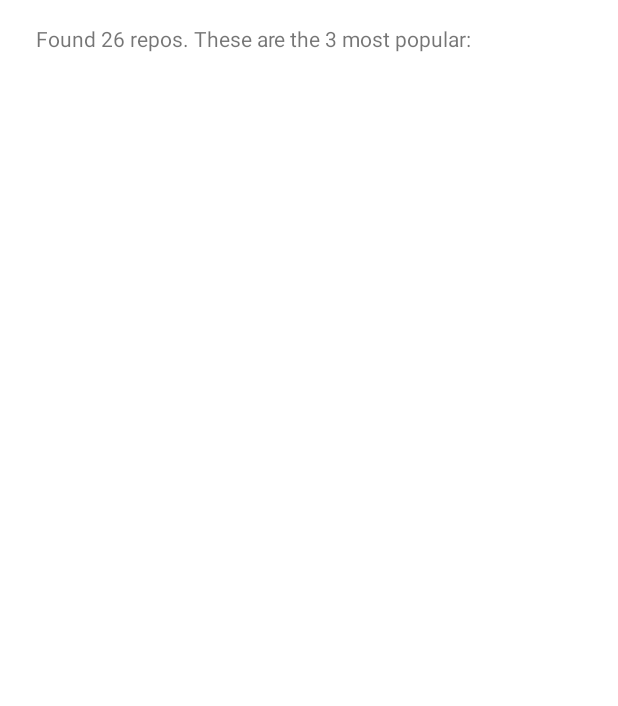
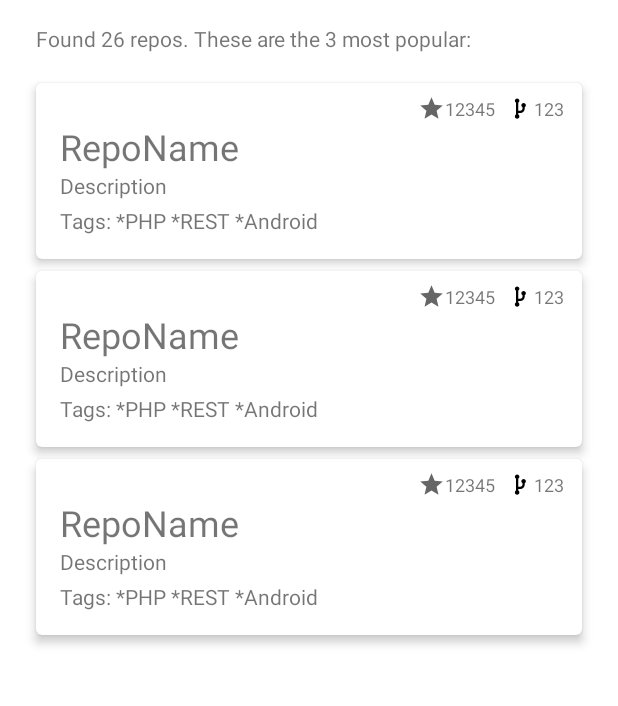
Before and after one commit to bderoo121/GHubSearch, an Android app: the layout activity_search.xml on its own in the app's theme, with its tools: preview values and no code run, on a phone screen of 412 x 824 dp, the part 497-1203 px from its top. Run offline under Robolectric (Android 15) with nearby library versions, the phone set to English and light mode, and no system bars; network calls fail.

Commit message:
Show the repo search results

```diff
--- a/app/src/main/java/com/bderoo/ghubsearch/screens/search/SearchActivity.kt
+++ b/app/src/main/java/com/bderoo/ghubsearch/screens/search/SearchActivity.kt
@@ -9,6 +9,7 @@ import android.widget.TextView
 import androidx.activity.viewModels
 import androidx.appcompat.app.AppCompatActivity
 import androidx.core.widget.doAfterTextChanged
+import androidx.recyclerview.widget.RecyclerView
 import com.bderoo.ghubsearch.R
 import com.bderoo.ghubsearch.util.getString
 
@@ -44,5 +45,13 @@ class SearchActivity : AppCompatActivity() {
         viewModel.searchResultDescription.observe(this, { description ->
             resultsDescription.text = getString(description)
         })
+
+        val repoList = findViewById<RecyclerView>(R.id.repo_list)
+        val repoAdapter = SearchResultAdapter(
+            itemClickListener = { repo -> viewModel.onRepoSelected(repo) })
+        repoList.adapter = repoAdapter
+        viewModel.displayedRepos.observe(this, { repos ->
+            repoAdapter.setResults(repos)
+        })
     }
 }
--- /dev/null
+++ b/app/src/main/java/com/bderoo/ghubsearch/screens/search/SearchResultAdapter.kt
@@ -0,0 +1,58 @@
+package com.bderoo.ghubsearch.screens.search
+
+import android.annotation.SuppressLint
+import android.view.LayoutInflater
+import android.view.View
+import android.view.ViewGroup
+import android.widget.TextView
+import androidx.recyclerview.widget.RecyclerView
+import com.bderoo.ghubsearch.R
+import com.bderoo.ghubsearch.service.Repo
+
+class SearchResultAdapter(private val itemClickListener: (Repo) -> Unit) :
+    RecyclerView.Adapter<SearchResultAdapter.RepoViewHolder>() {
+    private var results: List<Repo> = emptyList()
+
+    @SuppressLint("NotifyDataSetChanged")
+    fun setResults(searchResults: List<Repo>) {
+        results = searchResults
+        notifyDataSetChanged()
+    }
+
+    override fun onCreateViewHolder(parent: ViewGroup, viewType: Int): RepoViewHolder {
+        val view = LayoutInflater.from(parent.context)
+            .inflate(R.layout.list_item_search_repo, parent, false)
+        return RepoViewHolder(view)
+    }
+
+    override fun onBindViewHolder(holder: RepoViewHolder, position: Int) {
+        holder.bind(results[position])
+    }
+
+    override fun getItemCount(): Int = results.size
+
+    inner class RepoViewHolder(itemView: View) : RecyclerView.ViewHolder(itemView) {
+        private val repoName: TextView = itemView.findViewById(R.id.repo_name)
+        private val repoDescription: TextView = itemView.findViewById(R.id.repo_description)
+        private val starCount: TextView = itemView.findViewById(R.id.repo_star_count)
+        private val forkCount: TextView = itemView.findViewById(R.id.repo_fork_count)
+        private val tags: TextView = itemView.findViewById(R.id.repo_tags)
+
+        fun bind(repo: Repo) {
+            repoName.text = repo.name
+            repoDescription.text = repo.description
+            starCount.text = repo.stargazers_count.toString()
+            forkCount.text = repo.forks_count.toString()
+            if (repo.topics.isEmpty()) {
+                tags.visibility = View.GONE
+            } else {
+                val formattedTags = repo.topics.joinToString(separator = "  ") { topic ->
+                    itemView.context.getString(R.string.bulleted_text, topic)
+                }
+                tags.text = itemView.context.getString(R.string.tag_list, formattedTags)
+                tags.visibility = View.VISIBLE
+            }
+            itemView.setOnClickListener { itemClickListener(repo) }
+        }
+    }
+}
--- a/app/src/main/java/com/bderoo/ghubsearch/screens/search/SearchViewModel.kt
+++ b/app/src/main/java/com/bderoo/ghubsearch/screens/search/SearchViewModel.kt
@@ -62,6 +62,10 @@ class SearchViewModel : BaseViewModel() {
     fun onCloseErrorModal() {
         networkState.value = NetworkState.NONE
     }
+
+    fun onRepoSelected(repo: Repo) {
+        // TODO
+    }
 }
 
 // TODO: Extract to a general-use models file
--- /dev/null
+++ b/app/src/main/res/drawable/ic_forks.xml
@@ -0,0 +1,9 @@
+<vector xmlns:android="http://schemas.android.com/apk/res/android"
+    android:width="18dp"
+    android:height="18dp"
+    android:viewportWidth="24"
+    android:viewportHeight="24">
+    <path
+        android:fillColor="#000000"
+        android:pathData="M7,5C7,3.8954 7.8954,3 9,3C10.1046,3 11,3.8954 11,5C11,5.7403 10.5978,6.3866 10,6.7324V14.0396H11.7915C12.8961,14.0396 13.7915,13.1441 13.7915,12.0396V10.7838C13.1823,10.4411 12.7708,9.7884 12.7708,9.0395C12.7708,7.935 13.6662,7.0395 14.7708,7.0395C15.8753,7.0395 16.7708,7.935 16.7708,9.0395C16.7708,9.7712 16.3778,10.4111 15.7915,10.7598V12.0396C15.7915,14.2487 14.0006,16.0396 11.7915,16.0396H10V17.2676C10.5978,17.6134 11,18.2597 11,19C11,20.1046 10.1046,21 9,21C7.8954,21 7,20.1046 7,19C7,18.2597 7.4022,17.6134 8,17.2676V6.7324C7.4022,6.3866 7,5.7403 7,5Z" />
+</vector>
--- /dev/null
+++ b/app/src/main/res/drawable/ic_star.xml
@@ -0,0 +1,10 @@
+<vector xmlns:android="http://schemas.android.com/apk/res/android"
+    android:width="18dp"
+    android:height="18dp"
+    android:tint="?attr/colorControlNormal"
+    android:viewportWidth="24"
+    android:viewportHeight="24">
+    <path
+        android:fillColor="@android:color/white"
+        android:pathData="M12,17.27L18.18,21l-1.64,-7.03L22,9.24l-7.19,-0.61L12,2 9.19,8.63 2,9.24l5.46,4.73L5.82,21z" />
+</vector>
--- a/app/src/main/res/layout-land/activity_search.xml
+++ b/app/src/main/res/layout-land/activity_search.xml
@@ -125,10 +125,15 @@
         android:layout_width="0dp"
         android:layout_height="0dp"
         android:layout_marginTop="16dp"
+        android:orientation="vertical"
+        android:paddingHorizontal="16dp"
+        app:layoutManager="androidx.recyclerview.widget.LinearLayoutManager"
         app:layout_constraintBottom_toBottomOf="parent"
         app:layout_constraintEnd_toEndOf="parent"
         app:layout_constraintStart_toEndOf="@id/search_pane"
-        app:layout_constraintTop_toBottomOf="@id/search_results_description" />
+        app:layout_constraintTop_toBottomOf="@id/search_results_description"
+        tools:itemCount="3"
+        tools:listitem="@layout/list_item_search_repo" />
 
     <FrameLayout
         android:id="@+id/loading_indicator_container"
--- a/app/src/main/res/layout/activity_search.xml
+++ b/app/src/main/res/layout/activity_search.xml
@@ -103,10 +103,15 @@
         android:layout_width="0dp"
         android:layout_height="0dp"
         android:layout_marginTop="16dp"
+        android:orientation="vertical"
+        android:paddingHorizontal="16dp"
+        app:layoutManager="androidx.recyclerview.widget.LinearLayoutManager"
         app:layout_constraintBottom_toBottomOf="parent"
         app:layout_constraintEnd_toEndOf="parent"
         app:layout_constraintStart_toStartOf="parent"
-        app:layout_constraintTop_toBottomOf="@id/search_results_description" />
+        app:layout_constraintTop_toBottomOf="@id/search_results_description"
+        tools:itemCount="3"
+        tools:listitem="@layout/list_item_search_repo" />
 
     <!-- TODO This could be extracted into its own include file -->
     <FrameLayout
--- /dev/null
+++ b/app/src/main/res/layout/list_item_search_repo.xml
@@ -0,0 +1,80 @@
+<?xml version="1.0" encoding="utf-8"?>
+<com.google.android.material.card.MaterialCardView xmlns:android="http://schemas.android.com/apk/res/android"
+    xmlns:app="http://schemas.android.com/apk/res-auto"
+    xmlns:tools="http://schemas.android.com/tools"
+    android:layout_width="match_parent"
+    app:cardElevation="4dp"
+    android:layout_height="wrap_content"
+    android:layout_marginHorizontal="8dp"
+    android:layout_marginVertical="4dp">
+
+    <androidx.constraintlayout.widget.ConstraintLayout
+        android:layout_width="match_parent"
+        android:layout_height="wrap_content"
+        android:paddingHorizontal="8dp"
+        android:paddingTop="8dp"
+        android:paddingBottom="16dp">
+
+        <TextView
+            android:id="@+id/repo_name"
+            android:layout_width="wrap_content"
+            android:layout_height="wrap_content"
+            android:layout_marginHorizontal="8dp"
+            android:lines="1"
+            android:textSize="24sp"
+            app:layout_constrainedWidth="true"
+            app:layout_constraintEnd_toEndOf="parent"
+            app:layout_constraintHorizontal_bias="0.0"
+            app:layout_constraintStart_toStartOf="parent"
+            app:layout_constraintTop_toBottomOf="@id/repo_star_count"
+            tools:text="RepoName" />
+
+        <TextView
+            android:id="@+id/repo_description"
+            android:layout_width="wrap_content"
+            android:layout_height="wrap_content"
+            android:layout_marginHorizontal="8dp"
+            android:maxLines="2"
+            app:layout_constrainedWidth="true"
+            app:layout_constraintEnd_toEndOf="parent"
+            app:layout_constraintHorizontal_bias="0.0"
+            app:layout_constraintStart_toStartOf="parent"
+            app:layout_constraintTop_toBottomOf="@id/repo_name"
+            tools:text="Description" />
+
+        <TextView
+            android:id="@+id/repo_tags"
+            android:layout_width="wrap_content"
+            android:layout_height="wrap_content"
+            android:layout_marginHorizontal="8dp"
+            android:layout_marginTop="4dp"
+            app:layout_constraintStart_toStartOf="parent"
+            app:layout_constraintTop_toBottomOf="@id/repo_description"
+            tools:text="Tags: *PHP *REST *Android" />
+
+        <TextView
+            android:id="@+id/repo_star_count"
+            android:layout_width="wrap_content"
+            android:layout_height="wrap_content"
+            android:gravity="center_vertical"
+            android:paddingHorizontal="4dp"
+            android:textSize="12sp"
+            app:drawableStartCompat="@drawable/ic_star"
+            app:layout_constraintEnd_toStartOf="@id/repo_fork_count"
+            app:layout_constraintTop_toTopOf="parent"
+            tools:text="12345" />
+
+        <TextView
+            android:id="@+id/repo_fork_count"
+            android:layout_width="wrap_content"
+            android:layout_height="wrap_content"
+            android:gravity="center_vertical"
+            android:paddingHorizontal="4dp"
+            android:textSize="12sp"
+            app:drawableStartCompat="@drawable/ic_forks"
+            app:layout_constraintEnd_toEndOf="parent"
+            app:layout_constraintTop_toTopOf="parent"
+            tools:text="123" />
+
+    </androidx.constraintlayout.widget.ConstraintLayout>
+</com.google.android.material.card.MaterialCardView>
--- a/app/src/main/res/values/strings.xml
+++ b/app/src/main/res/values/strings.xml
@@ -1,5 +1,6 @@
 <resources>
     <string name="app_name">GHubSearch</string>
+    <string name="bulleted_text">• %s</string>
     <string name="cd_error_modal">Error</string>
     <string name="cd_loading">Loading</string>
     <string name="general_string">%s</string>
@@ -18,5 +19,6 @@
         <item quantity="other">Found %d results.</item>
     </plurals>
     <string name="search_results_many">Found %d results. These are their 3 most popular: </string>
+    <string name="tag_list">Tags:\t\t%s</string>
 
 </resources>
```
